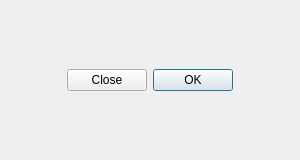
The window that ui/mainwindow.ui (rouqiuhehehe/compress_png) describes before a commit, drawn with Qt 5.
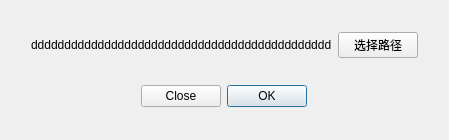
The same window after the commit.

The edit to the form file:
```diff
--- a/ui/mainwindow.ui
+++ b/ui/mainwindow.ui
@@ -7,7 +7,7 @@
     <x>0</x>
     <y>0</y>
     <width>300</width>
-    <height>160</height>
+    <height>140</height>
    </rect>
   </property>
   <property name="maximumSize">
@@ -20,6 +20,57 @@
    <string>MainWindow</string>
   </property>
   <layout class="QVBoxLayout" name="verticalLayout">
+   <item>
+    <layout class="QGridLayout" name="gridLayout" rowstretch="0" columnstretch="0,0">
+     <property name="sizeConstraint">
+      <enum>QLayout::SizeConstraint::SetDefaultConstraint</enum>
+     </property>
+     <property name="leftMargin">
+      <number>20</number>
+     </property>
+     <property name="topMargin">
+      <number>0</number>
+     </property>
+     <property name="rightMargin">
+      <number>20</number>
+     </property>
+     <property name="bottomMargin">
+      <number>0</number>
+     </property>
+     <property name="spacing">
+      <number>6</number>
+     </property>
+     <item row="0" column="1">
+      <widget class="QPushButton" name="pushButton">
+       <property name="text">
+        <string>选择路径</string>
+       </property>
+      </widget>
+     </item>
+     <item row="0" column="0">
+      <widget class="QLabel" name="label">
+       <property name="sizePolicy">
+        <sizepolicy hsizetype="Preferred" vsizetype="Preferred">
+         <horstretch>0</horstretch>
+         <verstretch>0</verstretch>
+        </sizepolicy>
+       </property>
+       <property name="minimumSize">
+        <size>
+         <width>0</width>
+         <height>0</height>
+        </size>
+       </property>
+       <property name="text">
+        <string>ddddddddddddddddddddddddddddddddddddddddddddd</string>
+       </property>
+       <property name="wordWrap">
+        <bool>false</bool>
+       </property>
+      </widget>
+     </item>
+    </layout>
+   </item>
    <item>
     <widget class="QDialogButtonBox" name="buttonBox">
      <property name="layoutDirection">
```
Left out of the diff: 21 changed lines with no effect on the pictures.
